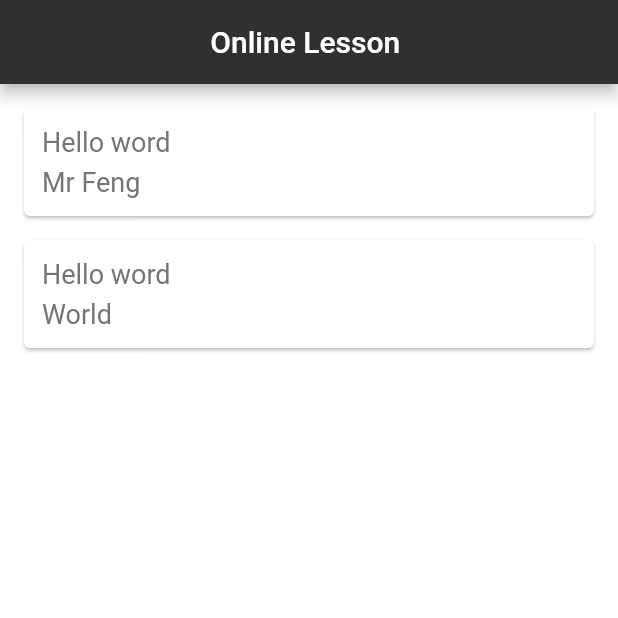
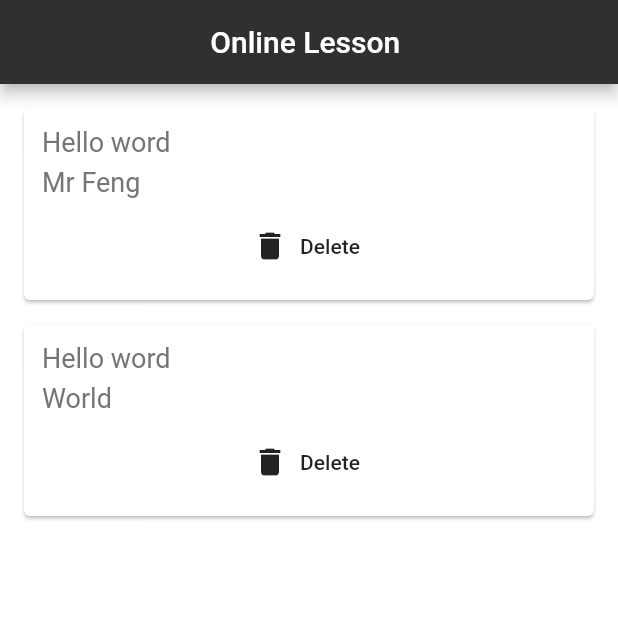
Before and after one commit to fhlkm/flutterStudy, a Flutter app: the screen it shows after launch, on a phone screen of 412 x 824 dp, the top half of it. Run offline on Flutter 3.47's test engine with Material 2 defaults, Android fonts, the phone set to English and light mode, and no system bars.

Commit message:
事件传递：1 setState 2. Function 3 回调函数

```diff
--- a/flutter_app/lib/data.dart
+++ b/flutter_app/lib/data.dart
@@ -8,8 +8,9 @@ class Datas{
 
 class DataCard extends StatelessWidget {
 
-  Datas data;
-  DataCard(this.data);
+  final Function delete;
+  final Datas data;
+  DataCard({this.data,this.delete});
   @override
   Widget build(BuildContext context) {
     return Card(
@@ -34,6 +35,11 @@ class DataCard extends StatelessWidget {
                 color: Colors.grey[600],
               ),
             ),
+
+            SizedBox(height:8.0),
+            FlatButton.icon(onPressed: delete,
+                icon: Icon(Icons.delete),
+                label: Text("Delete"))
           ],
         ),
       ),
--- a/flutter_app/lib/main.dart
+++ b/flutter_app/lib/main.dart
@@ -45,7 +45,11 @@ class _HomeState extends State<Home> {
 
           crossAxisAlignment: CrossAxisAlignment.start,//alignment
 
-          children: datas.map((data) => DataCard(data)).toList()
+          children: datas.map((data) => DataCard(data :data,delete :(){
+            setState(() {
+              datas.remove(data);
+            });
+          })).toList()
       ),
     );
   }
```
